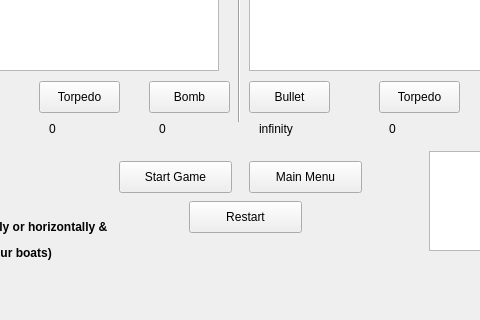
This is finalproject/mainwindow.ui in Oceanestars/BattleshipQt as Qt 5 draws it before an edit; both pictures show x 211 to 691 and y 299 to 619 of the 901 by 619 pixel window. The edited form follows.
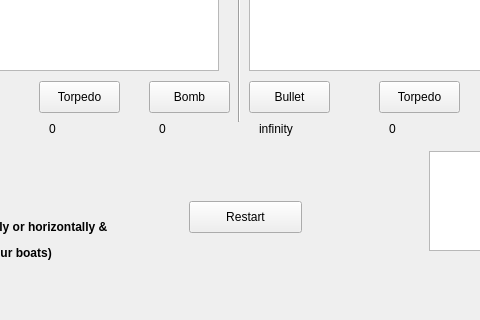
This is the edited form.

Commit message: Getting rid of unneccessary buttons

The edit to the form file:
```diff
--- a/finalproject/mainwindow.ui
+++ b/finalproject/mainwindow.ui
@@ -112,19 +112,6 @@
      <string>U-Boat</string>
     </property>
    </widget>
-   <widget class="QPushButton" name="start_game">
-    <property name="geometry">
-     <rect>
-      <x>330</x>
-      <y>460</y>
-      <width>113</width>
-      <height>32</height>
-     </rect>
-    </property>
-    <property name="text">
-     <string>Start Game</string>
-    </property>
-   </widget>
    <widget class="QLabel" name="label">
     <property name="geometry">
      <rect>
@@ -288,19 +275,6 @@
      <enum>Qt::Vertical</enum>
     </property>
    </widget>
-   <widget class="QPushButton" name="main_menu">
-    <property name="geometry">
-     <rect>
-      <x>460</x>
-      <y>460</y>
-      <width>113</width>
-      <height>32</height>
-     </rect>
-    </property>
-    <property name="text">
-     <string>Main Menu</string>
-    </property>
-   </widget>
    <widget class="QLabel" name="label_5">
     <property name="geometry">
      <rect>
```
Left out of the diff: 2 changed lines with no effect on the pictures.
